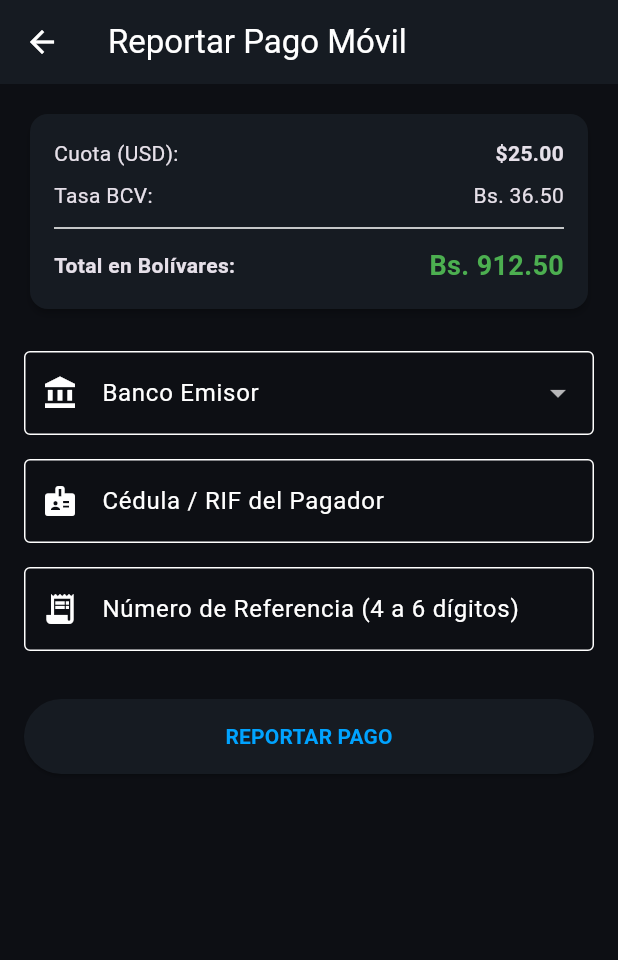
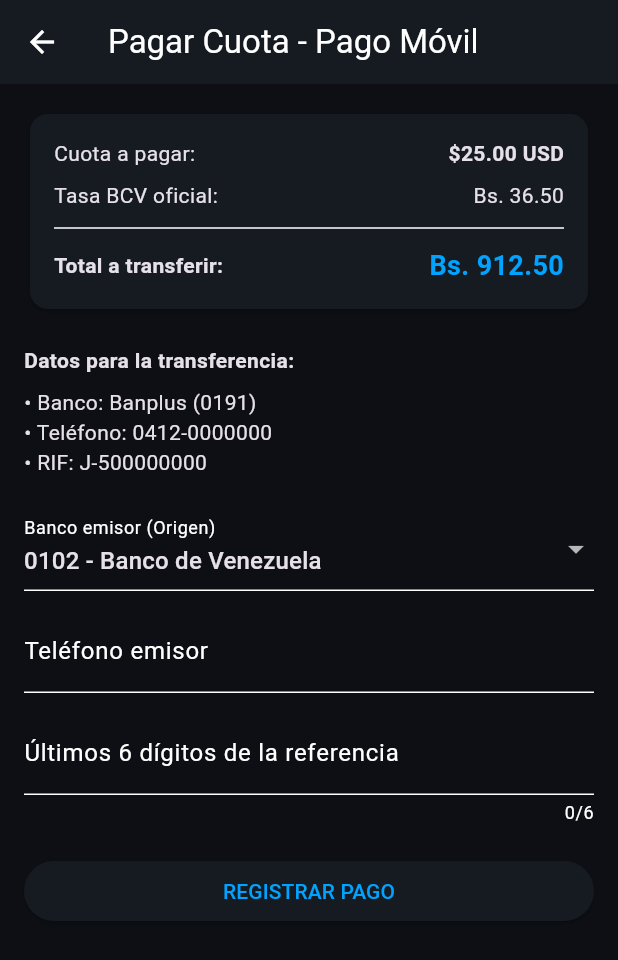
Before and after one commit to adrianverdu59-lgtm/super_credi, a Flutter app: the screen it shows after launch, after a tap on "PROBAR PAGO MÓVIL (USUARIO)", on a phone screen of 412 x 824 dp. Shown: the top 960 px of the screen. Run offline on Flutter 3.47's test engine with Material 3 defaults, Android fonts, the phone set to English and light mode, and no system bars; network calls fail.

Commit message:
Update pago_movil_screen.dart

```diff
--- a/lib/features/payments/pago_movil_screen.dart
+++ b/lib/features/payments/pago_movil_screen.dart
@@ -1,5 +1,6 @@
 import 'package:flutter/material.dart';
 import 'package:flutter/services.dart';
+import '../../core/services/bcv_service.dart';
 
 class PagoMovilScreen extends StatefulWidget {
   final double installmentAmountUsd;
@@ -8,7 +9,7 @@ class PagoMovilScreen extends StatefulWidget {
   const PagoMovilScreen({
     super.key,
     required this.installmentAmountUsd,
-    required this.bcvRate,
+    this.bcvRate = 36.50,
   });
 
   @override
@@ -17,57 +18,65 @@ class PagoMovilScreen extends StatefulWidget {
 
 class _PagoMovilScreenState extends State<PagoMovilScreen> {
   final _formKey = GlobalKey<FormState>();
+  final _referenceController = TextEditingController();
+  final _phoneController = TextEditingController();
 
-  String? _selectedBank;
-  final TextEditingController _phoneController = TextEditingController();
-  final TextEditingController _cedulaController = TextEditingController();
-  final TextEditingController _referenceController = TextEditingController();
+  String _selectedBank = '0102 - Banco de Venezuela';
+  late double _currentBcvRate;
+  bool _isLoadingRate = true;
 
-  final List<Map<String, String>> _banks = [
-    {'code': '0102', 'name': '0102 - Banco de Venezuela'},
-    {'code': '0105', 'name': '0105 - Banco Mercantil'},
-    {'code': '0134', 'name': '0134 - Banesco'},
-    {'code': '0108', 'name': '0108 - Banco Provincial'},
-    {'code': '0114', 'name': '0114 - Bancamiga'},
+  final List<String> _banks = [
+    '0102 - Banco de Venezuela',
+    '0108 - Banco Provincial',
+    '0134 - Banesco',
+    '0105 - Banco Mercantil',
+    '0191 - Banplus',
+    '0172 - Bancamiga',
   ];
 
   @override
+  void initState() {
+    super.initState();
+    _currentBcvRate = widget.bcvRate;
+    _loadLiveBcvRate();
+  }
+
+  Future<void> _loadLiveBcvRate() async {
+    final rate = await BcvService.fetchBcvRate();
+    if (mounted) {
+      setState(() {
+        _currentBcvRate = rate;
+        _isLoadingRate = false;
+      });
+    }
+  }
+
+  @override
   void dispose() {
+    _referenceController.dispose();
     _phoneController.dispose();
-    _cedulaController.dispose();
-    _referenceController.dispose();
     super.dispose();
   }
 
-  double get _amountVes => widget.installmentAmountUsd * widget.bcvRate;
-
   void _submitPayment() {
     if (_formKey.currentState!.validate()) {
+      final totalVes = widget.installmentAmountUsd * _currentBcvRate;
       showDialog(
         context: context,
         builder: (context) => AlertDialog(
-          title: const Text('Confirmar Reporte'),
+          title: const Text('Pago Registrado'),
           content: Text(
-            'Monto: Bs. ${_amountVes.toStringAsFixed(2)}\n'
-            'Referencia: ${_referenceController.text}\n\n'
-            '¿Deseas enviar este pago a revisión?',
+            'Referencia: ${_referenceController.text}\n'
+            'Monto: Bs. ${totalVes.toStringAsFixed(2)}\n'
+            'Estatus: En verificación por Administración.',
           ),
           actions: [
             TextButton(
-              onPressed: () => Navigator.pop(context),
-              child: const Text('Cancelar'),
-            ),
-            ElevatedButton(
               onPressed: () {
                 Navigator.pop(context);
-                ScaffoldMessenger.of(context).showSnackBar(
-                  const SnackBar(
-                    content: Text('Pago reportado con éxito. En verificación.'),
-                    backgroundColor: Colors.green,
-                  ),
-                );
+                Navigator.pop(context);
               },
-              child: const Text('Enviar'),
+              child: const Text('Aceptar'),
             ),
           ],
         ),
@@ -77,8 +86,10 @@ class _PagoMovilScreenState extends State<PagoMovilScreen> {
 
   @override
   Widget build(BuildContext context) {
+    final totalVes = widget.installmentAmountUsd * _currentBcvRate;
+
     return Scaffold(
-      appBar: AppBar(title: const Text('Reportar Pago Móvil')),
+      appBar: AppBar(title: const Text('Pagar Cuota - Pago Móvil')),
       body: SingleChildScrollView(
         padding: const EdgeInsets.all(16.0),
         child: Form(
@@ -87,7 +98,6 @@ class _PagoMovilScreenState extends State<PagoMovilScreen> {
             crossAxisAlignment: CrossAxisAlignment.start,
             children: [
               Card(
-                elevation: 2,
                 child: Padding(
                   padding: const EdgeInsets.all(16.0),
                   child: Column(
@@ -95,31 +105,41 @@ class _PagoMovilScreenState extends State<PagoMovilScreen> {
                       Row(
                         mainAxisAlignment: MainAxisAlignment.spaceBetween,
                         children: [
-                          const Text('Cuota (USD):'),
-                          Text('\$${widget.installmentAmountUsd.toStringAsFixed(2)}',
-                              style: const TextStyle(fontWeight: FontWeight.bold)),
+                          const Text('Cuota a pagar:'),
+                          Text(
+                            '\$${widget.installmentAmountUsd.toStringAsFixed(2)} USD',
+                            style: const TextStyle(fontWeight: FontWeight.bold),
+                          ),
                         ],
                       ),
                       const SizedBox(height: 8),
                       Row(
                         mainAxisAlignment: MainAxisAlignment.spaceBetween,
                         children: [
-                          const Text('Tasa BCV:'),
-                          Text('Bs. ${widget.bcvRate.toStringAsFixed(2)}'),
+                          const Text('Tasa BCV oficial:'),
+                          _isLoadingRate
+                              ? const SizedBox(
+                                  width: 12,
+                                  height: 12,
+                                  child: CircularProgressIndicator(strokeWidth: 2),
+                                )
+                              : Text('Bs. ${_currentBcvRate.toStringAsFixed(2)}'),
                         ],
                       ),
                       const Divider(height: 24),
                       Row(
                         mainAxisAlignment: MainAxisAlignment.spaceBetween,
                         children: [
-                          const Text('Total en Bolívares:',
-                              style: TextStyle(fontWeight: FontWeight.bold)),
+                          const Text(
+                            'Total a transferir:',
+                            style: TextStyle(fontWeight: FontWeight.bold),
+                          ),
                           Text(
-                            'Bs. ${_amountVes.toStringAsFixed(2)}',
-                            style: const TextStyle(
+                            'Bs. ${totalVes.toStringAsFixed(2)}',
+                            style: TextStyle(
                               fontSize: 18,
                               fontWeight: FontWeight.bold,
-                              color: Colors.green,
+                              color: Theme.of(context).colorScheme.primary,
                             ),
                           ),
                         ],
@@ -128,59 +148,41 @@ class _PagoMovilScreenState extends State<PagoMovilScreen> {
                   ),
                 ),
               ),
-              const SizedBox(height: 24),
+              const SizedBox(height: 20),
+              const Text('Datos para la transferencia:', style: TextStyle(fontWeight: FontWeight.bold)),
+              const SizedBox(height: 8),
+              const SelectableText('• Banco: Banplus (0191)\n• Teléfono: 0412-0000000\n• RIF: J-500000000'),
+              const SizedBox(height: 20),
               DropdownButtonFormField<String>(
                 value: _selectedBank,
-                decoration: const InputDecoration(
-                  labelText: 'Banco Emisor',
-                  border: OutlineInputBorder(),
-                  prefixIcon: Icon(Icons.account_balance),
-                ),
-                items: _banks.map((bank) {
-                  return DropdownMenuItem<String>(
-                    value: bank['code'],
-                    child: Text(bank['name']!),
-                  );
-                }).toList(),
-                onChanged: (value) => setState(() => _selectedBank = value),
-                validator: (value) =>
-                    value == null ? 'Selecciona el banco' : null,
+                decoration: const InputDecoration(labelText: 'Banco emisor (Origen)'),
+                items: _banks.map((bank) => DropdownMenuItem(value: bank, child: Text(bank))).toList(),
+                onChanged: (val) => setState(() => _selectedBank = val!),
               ),
-              const SizedBox(height: 16),
+              const SizedBox(height: 12),
               TextFormField(
-                controller: _cedulaController,
-                keyboardType: TextInputType.number,
-                inputFormatters: [FilteringTextInputFormatter.digitsOnly],
-                decoration: const InputDecoration(
-                  labelText: 'Cédula / RIF del Pagador',
-                  border: OutlineInputBorder(),
-                  prefixIcon: Icon(Icons.badge),
-                ),
-                validator: (value) =>
-                    value == null || value.isEmpty ? 'Ingresa la cédula' : null,
+                controller: _phoneController,
+                keyboardType: TextInputType.phone,
+                decoration: const InputDecoration(labelText: 'Teléfono emisor', hintText: '04121234567'),
+                validator: (val) => (val == null || val.isEmpty) ? 'Ingresa el teléfono emisor' : null,
               ),
-              const SizedBox(height: 16),
+              const SizedBox(height: 12),
               TextFormField(
                 controller: _referenceController,
                 keyboardType: TextInputType.number,
-                inputFormatters: [FilteringTextInputFormatter.digitsOnly],
-                decoration: const InputDecoration(
-                  labelText: 'Número de Referencia (4 a 6 dígitos)',
-                  border: OutlineInputBorder(),
-                  prefixIcon: Icon(Icons.receipt_long),
-                ),
-                validator: (value) => value == null || value.length < 4
-                    ? 'Mínimo 4 dígitos'
-                    : null,
+                maxLength: 6,
+                decoration: const InputDecoration(labelText: 'Últimos 6 dígitos de la referencia'),
+                validator: (val) {
+                  if (val == null || val.length < 6) return 'Ingresa los 6 dígitos completos';
+                  return null;
+                },
               ),
-              const SizedBox(height: 32),
+              const SizedBox(height: 20),
               SizedBox(
                 width: double.infinity,
-                height: 50,
                 child: ElevatedButton(
                   onPressed: _submitPayment,
-                  child: const Text('REPORTAR PAGO',
-                      style: TextStyle(fontWeight: FontWeight.bold)),
+                  child: const Text('REGISTRAR PAGO'),
                 ),
               ),
             ],
```
